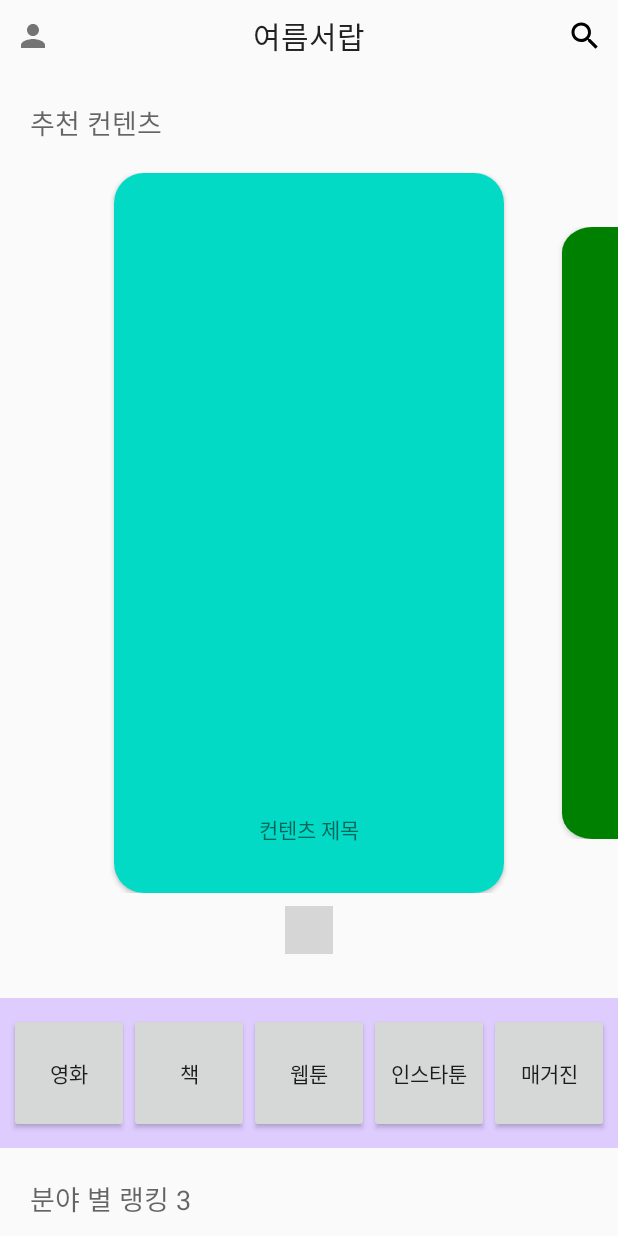
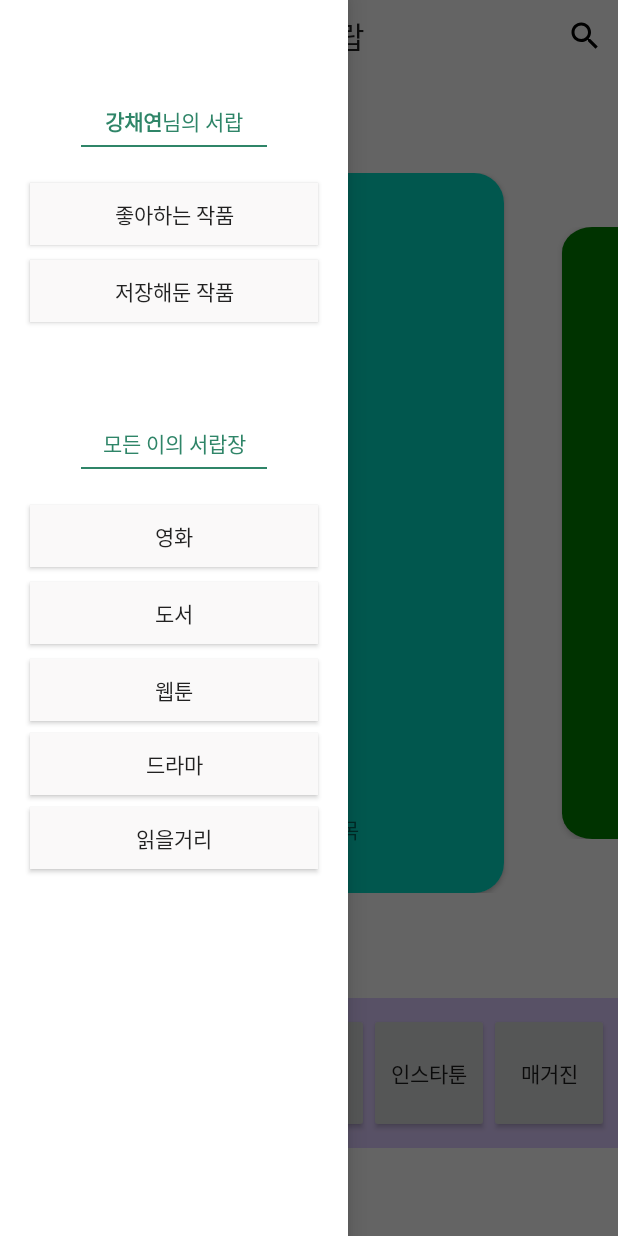
Before and after one commit to tropical-night/SummerDrawer-Android, an Android app: the screen it shows after launch (MainActivity), after a tap on an icon or button, on a phone screen of 412 x 824 dp. Run offline under Robolectric (Android 15) with nearby library versions, the phone set to English and light mode, and no system bars; libraries missing offline, so code that uses them is left out: com.tbuonomo.viewpagerdotsindicator; plain views replace WormDotsIndicator; 2 statements that could not run were skipped; grey boxes are pictures that could not be loaded.

Commit message:
jiin/ 레이아웃 완성
- 점 위로 올리기 해야됨
- 클릭 이벤트 넣어야됨(눌렀을 때, 선택된 버튼 색 바꾸기)

```diff
--- a/app/src/main/java/com/example/summerdrawer/MainActivity.java
+++ b/app/src/main/java/com/example/summerdrawer/MainActivity.java
@@ -2,6 +2,7 @@ package com.example.summerdrawer;
 
 import androidx.annotation.NonNull;
 import androidx.appcompat.app.AppCompatActivity;
+import androidx.drawerlayout.widget.DrawerLayout;
 import androidx.recyclerview.widget.RecyclerView;
 import androidx.viewpager2.widget.CompositePageTransformer;
 import androidx.viewpager2.widget.MarginPageTransformer;
@@ -9,10 +10,11 @@ import androidx.viewpager2.widget.ViewPager2;
 
 import android.content.Intent;
 import android.os.Bundle;
+import android.util.Log;
+import android.view.MotionEvent;
 import android.view.View;
 import android.widget.Button;
 import android.widget.ImageButton;
-import android.widget.TextView;
 
 import com.google.android.material.tabs.TabLayout;
 import com.google.android.material.tabs.TabLayoutMediator;
@@ -23,34 +25,44 @@ import java.util.Arrays;
 import java.util.List;
 
 public class MainActivity extends AppCompatActivity {
-
     ViewPager2 viewPager2;
     ArrayList<SliderItems> sliderItems;
     ArrayList<RankItems> rankItems;
     WormDotsIndicator dots_indicator;
     ViewPager2 viewPager2_recycler;
     TabLayout tabLayout;
-    Button btn_movie, btn_book, btn_webtoon, btn_instaToon, btn_magazine;
+
+    ImageButton btn_goProfile;
+    private DrawerLayout drawerLayout;
+    private View drawerView;
 
     @Override
     protected void onCreate(Bundle savedInstanceState) {
         super.onCreate(savedInstanceState);
         setContentView(R.layout.activity_main);
 
-        ImageButton goProfile = (ImageButton)findViewById(R.id.btn_goProfile);
-        ImageButton goSearch = (ImageButton)findViewById(R.id.btn_goSearch);
+        //네비게이션 드로어 추가
+        drawerLayout = findViewById(R.id.drawer_layout);
+        drawerView = findViewById(R.id.navbar);
+
+        drawerLayout.addDrawerListener(listener);
+        drawerView.setOnTouchListener(new View.OnTouchListener() {
+            @Override
+            public boolean onTouch(View view, MotionEvent motionEvent) {
+                return true;
+            }
+        });
+
+        //왼쪽 상단의 프로필 이미지 클릭 시
+        btn_goProfile = findViewById(R.id.btn_goProfile);
+        btn_goProfile.setOnClickListener(view->{
+            Log.d("test", "버튼 누름");
+            drawerLayout.openDrawer(drawerView);
+        });
+
+        ImageButton goSearch = findViewById(R.id.btn_goSearch);
         viewPager2 = findViewById(R.id.viewpager);
         dots_indicator = findViewById(R.id.dots_indicator);
-        viewPager2_recycler = findViewById(R.id.viewpager_recycler);
-        tabLayout = findViewById(R.id.tabLayout);
-
-        // 상단바 프로필 이동
-        goProfile.setOnClickListener(new View.OnClickListener() {
-            @Override
-            public void onClick(View view) {
-                // 클릭시 이벤트
-            }
-        });
 
         // 상단바 검색 페이지로 이동
         goSearch.setOnClickListener(new View.OnClickListener() {
@@ -89,55 +101,13 @@ public class MainActivity extends AppCompatActivity {
 
         viewPager2.setPageTransformer(compositePageTransformer);
 
-        btn_movie = findViewById(R.id.btn_movie);
-        //영화 버튼 클릭 시 화면 전환
-        btn_movie.setOnClickListener(view->{
-            toContentsList("영화");
-        });
-
-        btn_book = findViewById(R.id.btn_book);
-        //책 버튼 클릭 시 화면 전환환
-       btn_book.setOnClickListener(view->{
-            toContentsList("책");
-        });
-
-        btn_webtoon = findViewById(R.id.btn_webtoon);
-        //웹툰 버튼 클릭 시 화면 전환환
-        btn_webtoon.setOnClickListener(view->{
-            toContentsList("웹툰");
-        });
-
-        btn_instaToon = findViewById(R.id.btn_instaToon);
-        //인스타툰 버튼 클릭 시 화면 전환환
-        btn_instaToon.setOnClickListener(view->{
-            toContentsList("인스타툰");
-        });
-
         rankItems = new ArrayList<>();
         //rankItems.add(new RankItems(R.color.teal_200, "유미와세포들", "영화", "작가1", "세포세포 유미유미"));
         //rankItems.add(new RankItems(R.color.colorAccent, "소녀의세계", "웹툰", "작가3", "소녀의 세계 이야기"));
         //rankItems.add(new RankItems(R.color.colorAccent, "웹툰웹툰", "웹툰", "작가4", "소녀의 세계 이야기"));
 
-        viewPager2_recycler.setAdapter(new RankAdapter(rankItems, viewPager2_recycler));
         List<String> titles = Arrays.asList("영화", "책", "웹툰", "인스타툰");
 
-        viewPager2_recycler.registerOnPageChangeCallback(new ViewPager2.OnPageChangeCallback() {
-            @Override
-            public void onPageSelected(int position) {
-                super.onPageSelected(position);
-            }
-        });
-
-
-        new TabLayoutMediator(tabLayout, viewPager2_recycler, new TabLayoutMediator.TabConfigurationStrategy() {
-            @Override
-            public void onConfigureTab(@NonNull TabLayout.Tab tab, int position) {
-                //TextView textView = new TextView(MainActivity.this);
-                //textView.setText(titles.get(position));
-                //tab.setCustomView(textView);
-                //tab.setText(titles.get(position));
-            }
-        }).attach();
     }
 
     //클릭한 버튼에 따라 카테고리를 지정하여 contentList에 넘겨주는 함수
@@ -146,4 +116,37 @@ public class MainActivity extends AppCompatActivity {
         toList.putExtra("content", category);
         startActivity(toList);
     }
+
+    DrawerLayout.DrawerListener listener = new DrawerLayout.DrawerListener() {
+        @Override
+        public void onDrawerSlide(@NonNull View drawerView, float slideOffset) {
+            //슬라이드 했을 때
+        }
+
+        @Override
+        public void onDrawerOpened(@NonNull View drawerView) {
+            //Drawer가 오픈된 상황일 때 호출
+        }
+
+        @Override
+        public void onDrawerClosed(@NonNull View drawerView) {
+            //닫힌 상황일 때 호출
+        }
+
+        @Override
+        public void onDrawerStateChanged(int newState) {
+            //특정 상태가 변경되었을 때 호출
+        }
+    };
+
+    public void btnOnclick(View view) {
+        switch (view.getId()){
+            case R.id.btn_goProfile:
+                drawerLayout.openDrawer(drawerView);
+                break;
+            case R.id.btn_goSearch:
+                //Intent searchI = new Intent(this, SearchActivity);
+                break;
+        }
+    }
 }
--- a/app/src/main/res/layout/activity_main.xml
+++ b/app/src/main/res/layout/activity_main.xml
@@ -1,7 +1,13 @@
 <?xml version="1.0" encoding="utf-8"?>
-<androidx.constraintlayout.widget.ConstraintLayout xmlns:android="http://schemas.android.com/apk/res/android"
+<androidx.drawerlayout.widget.DrawerLayout xmlns:android="http://schemas.android.com/apk/res/android"
     xmlns:app="http://schemas.android.com/apk/res-auto"
     xmlns:tools="http://schemas.android.com/tools"
+    android:id="@+id/drawer_layout"
+    android:layout_width="match_parent"
+    android:layout_height="match_parent"
+    tools:context=".MainActivity">
+
+    <androidx.constraintlayout.widget.ConstraintLayout
         android:layout_width="match_parent"
         android:layout_height="match_parent"
         android:gravity="center"
@@ -243,3 +249,7 @@
         </ScrollView>
 
     </androidx.constraintlayout.widget.ConstraintLayout>
+    <include layout="@layout/navbar" />
+
+
+</androidx.drawerlayout.widget.DrawerLayout>
--- a/app/src/main/res/layout/navbar.xml
+++ b/app/src/main/res/layout/navbar.xml
@@ -3,9 +3,10 @@
     xmlns:app="http://schemas.android.com/apk/res-auto"
     xmlns:tools="http://schemas.android.com/tools"
     android:id="@+id/navbar"
-    android:layout_width="200dp"
+    android:layout_width="232dp"
     android:layout_height="match_parent"
-    android:layout_gravity="start">
+    android:layout_gravity="start"
+    android:background="@color/white">
 
     <LinearLayout
         android:id="@+id/linearLayout2"
@@ -37,7 +38,7 @@
 
     <View
         android:id="@+id/view"
-        android:layout_width="130dp"
+        android:layout_width="124dp"
         android:layout_height="1dp"
         android:layout_marginTop="5dp"
         android:background="@color/main_green"
@@ -46,22 +47,12 @@
         app:layout_constraintStart_toStartOf="@+id/linearLayout2"
         app:layout_constraintTop_toBottomOf="@+id/linearLayout2" />
 
-    <Button
-        android:id="@+id/button"
-        android:layout_width="150dp"
-        android:layout_height="wrap_content"
-        android:layout_marginTop="24dp"
-        android:background="@drawable/drawer_default"
-        android:text="좋아하는 작품"
-        app:layout_constraintEnd_toEndOf="parent"
-        app:layout_constraintStart_toStartOf="parent"
-        app:layout_constraintTop_toBottomOf="@+id/view" />
-
     <View
         android:layout_width="4dp"
         android:layout_height="4dp"
         android:layout_marginEnd="16dp"
         android:background="@drawable/circle"
+        android:backgroundTint="@color/main_green"
         app:layout_constraintBottom_toBottomOf="@+id/button"
         app:layout_constraintEnd_toEndOf="@+id/button"
         app:layout_constraintTop_toTopOf="@+id/button" />
@@ -74,17 +65,6 @@
         app:layout_constraintBottom_toBottomOf="@+id/button"
         app:layout_constraintStart_toStartOf="@+id/button"
         app:layout_constraintTop_toTopOf="@+id/button" />
-
-    <Button
-        android:id="@+id/button2"
-        android:layout_width="150dp"
-        android:layout_height="wrap_content"
-        android:layout_marginTop="8dp"
-        android:background="@drawable/drawer_default"
-        android:text="저장해둔 작품"
-        app:layout_constraintEnd_toEndOf="parent"
-        app:layout_constraintStart_toStartOf="parent"
-        app:layout_constraintTop_toBottomOf="@+id/button" />
 
     <View
         android:layout_width="4dp"
@@ -104,38 +84,6 @@
         app:layout_constraintStart_toStartOf="@+id/button2"
         app:layout_constraintTop_toTopOf="@+id/button2" />
 
-    <TextView
-        android:id="@+id/textView9"
-        android:layout_width="wrap_content"
-        android:layout_height="wrap_content"
-        android:layout_marginTop="70dp"
-        android:text="모든 이의 서랍장"
-        android:textColor="@color/main_green"
-        app:layout_constraintEnd_toEndOf="parent"
-        app:layout_constraintStart_toStartOf="parent"
-        app:layout_constraintTop_toBottomOf="@+id/button2" />
-
-    <View
-        android:layout_width="130dp"
-        android:layout_height="1dp"
-        android:layout_marginTop="5dp"
-        android:background="@color/main_green"
-        android:backgroundTint="@color/main_green"
-        app:layout_constraintEnd_toEndOf="@+id/linearLayout2"
-        app:layout_constraintStart_toStartOf="@+id/linearLayout2"
-        app:layout_constraintTop_toBottomOf="@+id/textView9" />
-
-    <Button
-        android:id="@+id/button3"
-        android:layout_width="150dp"
-        android:layout_height="wrap_content"
-        android:layout_marginTop="24dp"
-        android:background="@drawable/drawer_default"
-        android:text="영화"
-        app:layout_constraintEnd_toEndOf="parent"
-        app:layout_constraintStart_toStartOf="parent"
-        app:layout_constraintTop_toBottomOf="@+id/textView9" />
-
     <View
         android:layout_width="4dp"
         android:layout_height="4dp"
@@ -153,17 +101,6 @@
         app:layout_constraintBottom_toBottomOf="@+id/button3"
         app:layout_constraintStart_toStartOf="@+id/button3"
         app:layout_constraintTop_toTopOf="@+id/button3" />
-
-    <Button
-        android:id="@+id/button4"
-        android:layout_width="150dp"
-        android:layout_height="wrap_content"
-        android:layout_marginTop="8dp"
-        android:background="@drawable/drawer_default"
-        android:text="도서"
-        app:layout_constraintEnd_toEndOf="parent"
-        app:layout_constraintStart_toStartOf="parent"
-        app:layout_constraintTop_toBottomOf="@+id/button3" />
 
     <View
         android:id="@+id/view9"
@@ -185,16 +122,14 @@
         app:layout_constraintStart_toStartOf="@+id/button4"
         app:layout_constraintTop_toTopOf="@+id/button4" />
 
-    <Button
-        android:id="@+id/button5"
-        android:layout_width="150dp"
-        android:layout_height="wrap_content"
-        android:layout_marginTop="8dp"
-        android:background="@drawable/drawer_default"
-        android:text="웹툰"
-        app:layout_constraintEnd_toEndOf="parent"
-        app:layout_constraintStart_toStartOf="parent"
-        app:layout_constraintTop_toBottomOf="@+id/button4" />
+    <View
+        android:layout_width="4dp"
+        android:layout_height="4dp"
+        android:layout_marginStart="16dp"
+        android:background="@drawable/circle"
+        app:layout_constraintBottom_toBottomOf="@+id/button5"
+        app:layout_constraintStart_toStartOf="@+id/button5"
+        app:layout_constraintTop_toTopOf="@+id/button5" />
 
     <View
         android:layout_width="4dp"
@@ -204,26 +139,6 @@
         app:layout_constraintBottom_toBottomOf="@+id/button5"
         app:layout_constraintEnd_toEndOf="@+id/button5"
         app:layout_constraintTop_toTopOf="@+id/button5" />
-
-    <View
-        android:layout_width="4dp"
-        android:layout_height="4dp"
-        android:layout_marginStart="16dp"
-        android:background="@drawable/circle"
-        app:layout_constraintBottom_toBottomOf="@+id/button5"
-        app:layout_constraintStart_toStartOf="@+id/button5"
-        app:layout_constraintTop_toTopOf="@+id/button5" />
-
-    <Button
-        android:id="@+id/button6"
-        android:layout_width="150dp"
-        android:layout_height="wrap_content"
-        android:layout_marginTop="8dp"
-        android:background="@drawable/drawer_default"
-        android:text="드라마"
-        app:layout_constraintEnd_toEndOf="parent"
-        app:layout_constraintStart_toStartOf="parent"
-        app:layout_constraintTop_toBottomOf="@+id/button5" />
 
     <View
         android:layout_width="4dp"
@@ -243,17 +158,6 @@
         app:layout_constraintStart_toStartOf="@+id/button6"
         app:layout_constraintTop_toTopOf="@+id/button6" />
 
-    <Button
-        android:id="@+id/button7"
-        android:layout_width="150dp"
-        android:layout_height="wrap_content"
-        android:layout_marginTop="8dp"
-        android:background="@drawable/drawer_default"
-        android:text="읽을거리"
-        app:layout_constraintEnd_toEndOf="parent"
-        app:layout_constraintStart_toStartOf="parent"
-        app:layout_constraintTop_toBottomOf="@+id/button6" />
-
     <View
         android:layout_width="4dp"
         android:layout_height="4dp"
@@ -272,4 +176,103 @@
         app:layout_constraintStart_toStartOf="@+id/button7"
         app:layout_constraintTop_toTopOf="@+id/button7" />
 
+    <Button
+        android:id="@+id/button"
+        android:layout_width="192dp"
+        android:layout_height="41dp"
+        android:layout_marginTop="24dp"
+        android:background="@drawable/drawer_default"
+        android:text="좋아하는 작품"
+        app:layout_constraintEnd_toEndOf="parent"
+        app:layout_constraintStart_toStartOf="parent"
+        app:layout_constraintTop_toBottomOf="@+id/view" />
+
+    <Button
+        android:id="@+id/button2"
+        android:layout_width="192dp"
+        android:layout_height="41dp"
+        android:layout_marginTop="10dp"
+        android:background="@drawable/drawer_default"
+        android:text="저장해둔 작품"
+        app:layout_constraintEnd_toEndOf="parent"
+        app:layout_constraintStart_toStartOf="parent"
+        app:layout_constraintTop_toBottomOf="@+id/button" />
+
+    <TextView
+        android:id="@+id/textView9"
+        android:layout_width="wrap_content"
+        android:layout_height="wrap_content"
+        android:layout_marginTop="70dp"
+        android:text="모든 이의 서랍장"
+        android:textColor="@color/main_green"
+        app:layout_constraintEnd_toEndOf="parent"
+        app:layout_constraintStart_toStartOf="parent"
+        app:layout_constraintTop_toBottomOf="@+id/button2" />
+
+    <View
+        android:id="@+id/view2"
+        android:layout_width="124dp"
+        android:layout_height="1dp"
+        android:layout_marginTop="5dp"
+        android:background="@color/main_green"
+        android:backgroundTint="@color/main_green"
+        app:layout_constraintEnd_toEndOf="@+id/linearLayout2"
+        app:layout_constraintStart_toStartOf="@+id/linearLayout2"
+        app:layout_constraintTop_toBottomOf="@+id/textView9" />
+
+    <Button
+        android:id="@+id/button3"
+        android:layout_width="192dp"
+        android:layout_height="41dp"
+        android:layout_marginTop="24dp"
+        android:background="@drawable/drawer_default"
+        android:text="영화"
+        app:layout_constraintEnd_toEndOf="parent"
+        app:layout_constraintStart_toStartOf="parent"
+        app:layout_constraintTop_toBottomOf="@+id/view2" />
+
+    <Button
+        android:id="@+id/button4"
+        android:layout_width="192dp"
+        android:layout_height="41dp"
+        android:layout_marginTop="10dp"
+        android:background="@drawable/drawer_default"
+        android:text="도서"
+        app:layout_constraintEnd_toEndOf="parent"
+        app:layout_constraintStart_toStartOf="parent"
+        app:layout_constraintTop_toBottomOf="@+id/button3" />
+
+    <Button
+        android:id="@+id/button5"
+        android:layout_width="192dp"
+        android:layout_height="41dp"
+        android:layout_marginTop="10dp"
+        android:background="@drawable/drawer_default"
+        android:text="웹툰"
+        app:layout_constraintEnd_toEndOf="parent"
+        app:layout_constraintStart_toStartOf="parent"
+        app:layout_constraintTop_toBottomOf="@+id/button4" />
+
+    <Button
+        android:id="@+id/button6"
+        android:layout_width="192dp"
+        android:layout_height="41dp"
+        android:layout_marginTop="8dp"
+        android:background="@drawable/drawer_default"
+        android:text="드라마"
+        app:layout_constraintEnd_toEndOf="parent"
+        app:layout_constraintStart_toStartOf="parent"
+        app:layout_constraintTop_toBottomOf="@+id/button5" />
+
+    <Button
+        android:id="@+id/button7"
+        android:layout_width="192dp"
+        android:layout_height="41dp"
+        android:layout_marginTop="8dp"
+        android:background="@drawable/drawer_default"
+        android:text="읽을거리"
+        app:layout_constraintEnd_toEndOf="parent"
+        app:layout_constraintStart_toStartOf="parent"
+        app:layout_constraintTop_toBottomOf="@+id/button6" />
+
 </androidx.constraintlayout.widget.ConstraintLayout>
```
Lines whose indentation alone changed are shown as unchanged.
